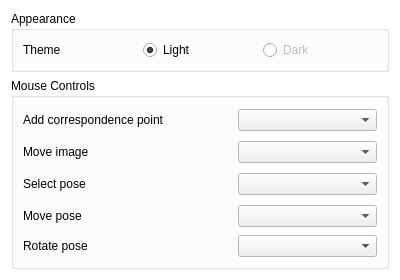
Before: the Qt Designer form src/view/settings/settingsinterfacepage.ui in florianblume/6d-pat, drawn with Qt 5.
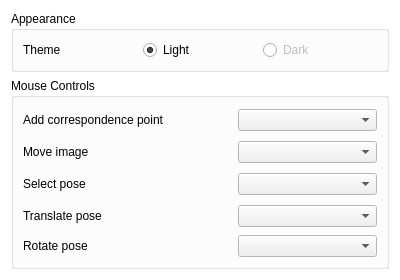
After: the same form once the commit is applied.

```diff
--- a/src/view/settings/settingsinterfacepage.ui
+++ b/src/view/settings/settingsinterfacepage.ui
@@ -181,7 +181,7 @@
          </size>
         </property>
         <property name="text">
-         <string>Move pose</string>
+         <string>Translate pose</string>
         </property>
         <property name="wordWrap">
          <bool>true</bool>
```
Left out of the diff: 97 changed lines with no effect on the pictures.
